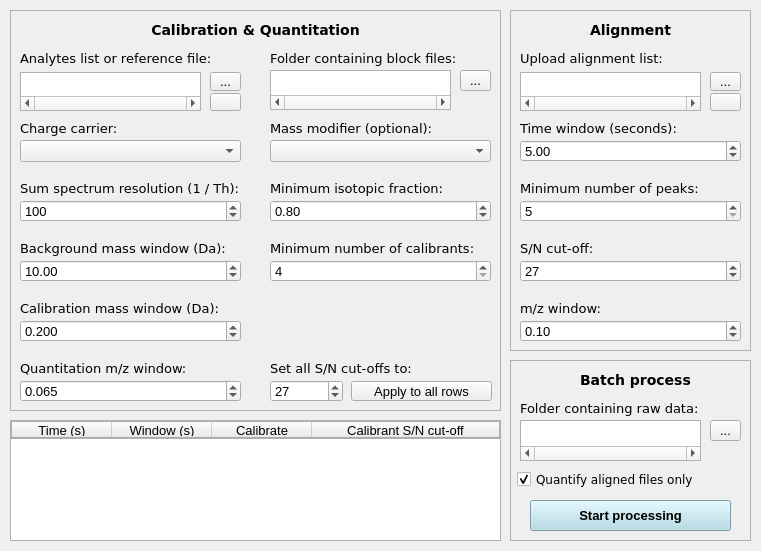
Old version of the form sweet_suite/gui/qtdesigner_files/gui_ms.ui in the repository stainawarijar/SweetSuite.
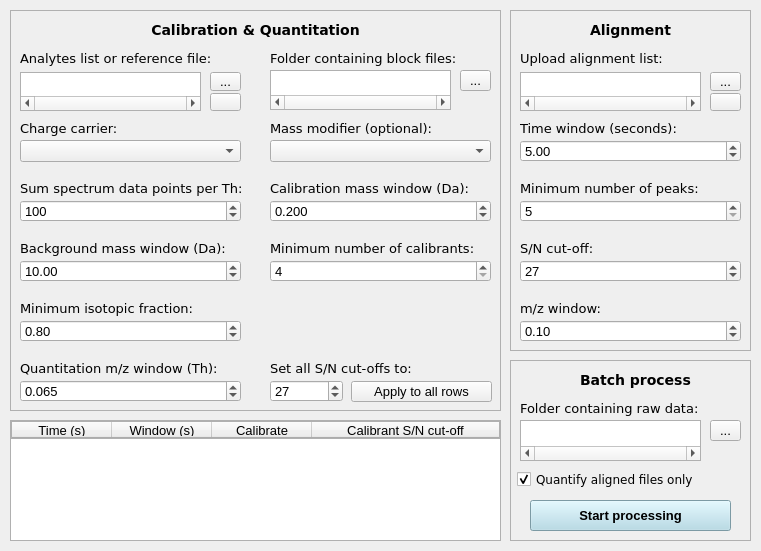
New version of the form.

```diff
--- a/sweet_suite/gui/qtdesigner_files/gui_ms.ui
+++ b/sweet_suite/gui/qtdesigner_files/gui_ms.ui
@@ -208,7 +208,7 @@
      <rect>
       <x>10</x>
       <y>170</y>
-      <width>241</width>
+      <width>231</width>
       <height>16</height>
      </rect>
     </property>
@@ -219,7 +219,7 @@
      </font>
     </property>
     <property name="text">
-     <string>Sum spectrum resolution (1 / Th):</string>
+     <string>Sum spectrum data points per Th:</string>
     </property>
    </widget>
    <widget class="QSpinBox" name="sum_spectrum_resolution">
@@ -280,8 +280,8 @@
    <widget class="QDoubleSpinBox" name="calibration_mass_window">
     <property name="geometry">
      <rect>
-      <x>10</x>
-      <y>310</y>
+      <x>260</x>
+      <y>190</y>
       <width>221</width>
       <height>22</height>
      </rect>
@@ -302,8 +302,8 @@
    <widget class="QLabel" name="label_calibration_mass_window">
     <property name="geometry">
      <rect>
-      <x>10</x>
-      <y>290</y>
+      <x>260</x>
+      <y>170</y>
       <width>221</width>
       <height>16</height>
      </rect>
@@ -336,7 +336,7 @@
      </font>
     </property>
     <property name="text">
-     <string>Quantitation m/z window:</string>
+     <string>Quantitation m/z window (Th):</string>
     </property>
    </widget>
    <widget class="QDoubleSpinBox" name="quantitation_mz_window">
@@ -437,8 +437,8 @@
    <widget class="QLabel" name="label_isotopic_fraction">
     <property name="geometry">
      <rect>
-      <x>260</x>
-      <y>170</y>
+      <x>10</x>
+      <y>290</y>
       <width>211</width>
       <height>16</height>
      </rect>
@@ -457,8 +457,8 @@
    <widget class="QDoubleSpinBox" name="min_isotopic_fraction">
     <property name="geometry">
      <rect>
-      <x>260</x>
-      <y>190</y>
+      <x>10</x>
+      <y>310</y>
       <width>221</width>
       <height>22</height>
      </rect>
@@ -584,7 +584,7 @@
       <x>341</x>
       <y>371</y>
       <width>141</width>
-      <height>20</height>
+      <height>21</height>
      </rect>
     </property>
     <property name="toolTip">
```
